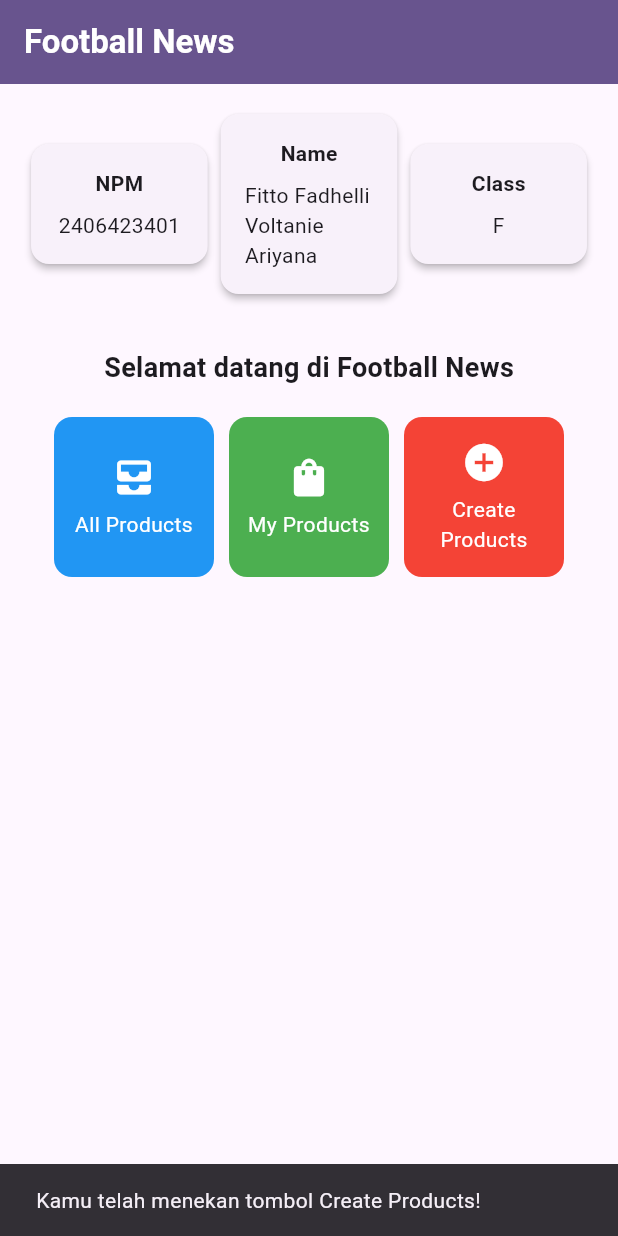
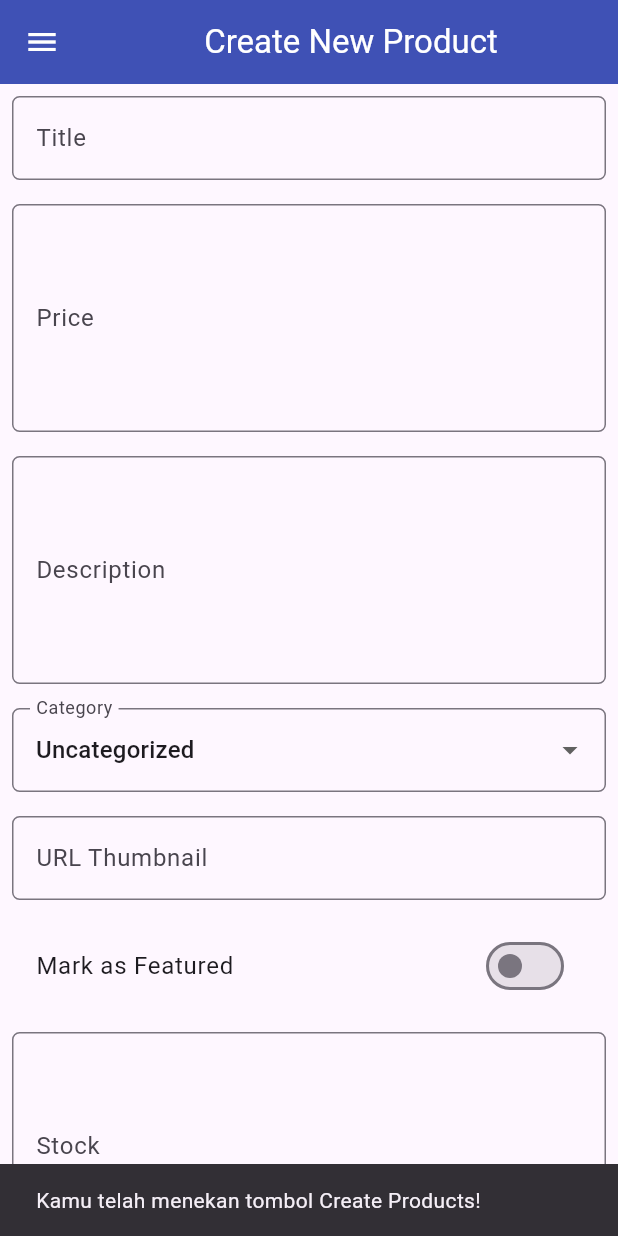
Before and after one commit to Kyloo0/ShootOnTarget-Market-Mobile, a Flutter app: the screen it shows after launch, after a tap on "Create Products", on a phone screen of 412 x 824 dp. Run offline on Flutter 3.47's test engine with Material 3 defaults, Android fonts, the light colour scheme and no system bars.

Commit message:
make form and routing the widgets

```diff
--- a/lib/main.dart
+++ b/lib/main.dart
@@ -1,5 +1,5 @@
 import 'package:flutter/material.dart';
-import 'package:shot_on_target_market/menu.dart';
+import 'package:shot_on_target_market/screens/menu.dart';
 
 void main() {
   runApp(const MyApp());
--- a/lib/menu.dart
+++ b/lib/screens/menu.dart
@@ -1,4 +1,6 @@
 import 'package:flutter/material.dart';
+import 'package:shot_on_target_market/widgets/left_drawer.dart';
+import 'package:shot_on_target_market/widgets/card_product.dart';
 
 class MyHomePage extends StatelessWidget {
   MyHomePage({super.key});
@@ -20,7 +22,7 @@ class MyHomePage extends StatelessWidget {
         appBar: AppBar(
           // Judul aplikasi "Football News" dengan teks putih dan tebal.
           title: const Text(
-            'Football News',
+            'Shot On Target Market',
             style: TextStyle(
               color: Colors.white,
               fontWeight: FontWeight.bold,
@@ -29,6 +31,7 @@ class MyHomePage extends StatelessWidget {
           // Warna latar belakang AppBar diambil dari skema warna tema aplikasi.
           backgroundColor: Theme.of(context).colorScheme.primary,
         ),
+        drawer: LeftDrawer(),
         // Body halaman dengan padding di sekelilingnya.
         body: Padding(
           padding: const EdgeInsets.all(16.0),
@@ -59,7 +62,7 @@ class MyHomePage extends StatelessWidget {
                     const Padding(
                       padding: EdgeInsets.only(top: 16.0),
                       child: Text(
-                        'Selamat datang di Football News',
+                        'Welcome to Shot On Target Market!',
                         style: TextStyle(
                           fontWeight: FontWeight.bold,
                           fontSize: 18.0,
@@ -91,97 +94,3 @@ class MyHomePage extends StatelessWidget {
       );
     }
 }
-
-class ItemHomepage {
- final String name;
- final IconData icon;
- final Color color;
-
- ItemHomepage(this.name, this.icon, this.color);
-}
-
-class InfoCard extends StatelessWidget {
-
-  final String title;
-  final String content;
-
-  const InfoCard({super.key, required this.title, required this.content});
-
-  @override
-  Widget build(BuildContext context) {
-    return Card(
-      // Membuat kotak kartu dengan bayangan dibawahnya.
-      elevation: 2.0,
-      child: Container(
-        // Mengatur ukuran dan jarak di dalam kartu.
-        width: MediaQuery.of(context).size.width / 3.5, // menyesuaikan dengan lebar device yang digunakan.
-        padding: const EdgeInsets.all(16.0),
-        // Menyusun title dan content secara vertikal.
-        child: Column(
-          children: [
-            Text(
-              title,
-              style: const TextStyle(fontWeight: FontWeight.bold),
-            ),
-            const SizedBox(height: 8.0),
-            Text(content),
-          ],
-        ),
-      ),
-    );
-  }
-}
-
-class ItemCard extends StatelessWidget {
-  // Menampilkan kartu dengan ikon dan nama.
-
-  final ItemHomepage item;
-
-  const ItemCard(this.item, {super.key});
-
-  @override
-  Widget build(BuildContext context) {
-    return Material(
-      // Menentukan warna latar belakang dari tema aplikasi.
-      color: item.color,
-      // Membuat sudut kartu melengkung.
-      borderRadius: BorderRadius.circular(12),
-
-      child: InkWell(
-        // Aksi ketika kartu ditekan.
-        onTap: () {
-          // Menampilkan pesan SnackBar saat kartu ditekan.
-          ScaffoldMessenger.of(context)
-            ..hideCurrentSnackBar()
-            ..showSnackBar(
-              SnackBar(content: Text("Kamu telah menekan tombol ${item.name}!"))
-            );
-        },
-        // Container untuk menyimpan Icon dan Text
-        child: Container(
-          padding: const EdgeInsets.all(8),
-          child: Center(
-            child: Column(
-              // Menyusun ikon dan teks di tengah kartu.
-              mainAxisAlignment: MainAxisAlignment.center,
-              children: [
-                Icon(
-                  item.icon,
-                  color: Colors.white,
-                  size: 30.0,
-                ),
-                const Padding(padding: EdgeInsets.all(3)),
-                Text(
-                  item.name,
-                  textAlign: TextAlign.center,
-                  style: const TextStyle(color: Colors.white),
-                ),
-              ],
-            ),
-          ),
-        ),
-      ),
-    );
-  }
-
-}
--- /dev/null
+++ b/lib/screens/new_product_form.dart
@@ -0,0 +1,347 @@
+import 'package:flutter/material.dart';
+import 'package:shot_on_target_market/widgets/left_drawer.dart';
+
+class NewProductForm extends StatefulWidget {
+  const NewProductForm({super.key});
+
+  @override
+  State<NewProductForm> createState() => _NewProductFormState();
+}
+
+class _NewProductFormState extends State<NewProductForm> {
+  final _formKey = GlobalKey<FormState>();
+
+  String _title = '';
+  int? _price = 0;
+  String _description = '';
+  String _category = 'uncategorized';
+  String _thumbnailUrl = '';
+  bool _isFeatured = false;
+  int? _stock = 0;
+  int? _quantityPurchased = 0;
+
+  final List<String> _categories = [
+    'accessories',
+    'tim_kit',
+    'footwear',
+    'protective_gear',
+    'match_equipment',
+    'training_equipment',
+    'uncategorized',
+  ];
+
+  @override
+  Widget build(BuildContext context) {
+    return Scaffold(
+      appBar: AppBar(
+            title: const Center(
+              child: Text(
+                'Create New Product',
+              ),
+            ),
+            backgroundColor: Colors.indigo,
+            foregroundColor: Colors.white,
+          ),
+          // TODO: Tambahkan drawer yang sudah dibuat di sini
+          drawer: LeftDrawer(),
+          body: Form(
+            key: _formKey,
+            child: SingleChildScrollView(
+              child: Column(
+                crossAxisAlignment: CrossAxisAlignment.start,
+                children:[
+                  // === Title ===
+                  Padding(
+                    padding: const EdgeInsets.all(8.0),
+                    child: TextFormField(
+                      decoration: InputDecoration(
+                        hintText: "Title",
+                        labelText: "Title",
+                        border: OutlineInputBorder(
+                          borderRadius: BorderRadius.circular(5.0),
+                        ),
+                      ),
+                      onChanged: (String? value) {
+                        setState(() {
+                          _title = value!;
+                        });
+                      },
+                      onSaved: (String? value) {
+                        _title = value ?? '';
+                      },
+                      validator: (String? value) {
+                        if (value == null || value.isEmpty) {
+                          return "Title cannot be empty!";
+                        }
+                        return null;
+                      },
+                    ),
+                  ),
+
+                  // === Price ===
+                  Padding(
+                    padding: const EdgeInsets.all(8.0),
+                    child: TextFormField(
+                      keyboardType: TextInputType.number,
+                      maxLines: 5,
+                      decoration: InputDecoration(
+                        hintText: "Price",
+                        labelText: "Price",
+                        border: OutlineInputBorder(
+                          borderRadius: BorderRadius.circular(5.0),
+                        ),
+                      ),
+                      onChanged: (String value) {
+                        setState(() {
+                          _price = int.tryParse(value);
+                        });
+                      },
+                      validator: (String? value) {
+                        if (value == null || value.isEmpty) {
+                          return "Price cannot be empty!";
+                        }
+                        final number = int.tryParse(value);
+                        if (number == null) {
+                          return "Please enter a valid number!";
+                        }
+                        if (number <= 0) {
+                          return "Price must be greater than zero!";
+                        }
+                        return null;
+                      },
+                      onSaved: (String? value) {
+                        _price = int.tryParse(value!);
+                      },
+                    ),
+                  ),
+
+                  // === Description ===
+                  Padding(
+                    padding: const EdgeInsets.all(8.0),
+                    child: TextFormField(
+                      maxLines: 5,
+                      decoration: InputDecoration(
+                        hintText: "Description",
+                        labelText: "Description",
+                        border: OutlineInputBorder(
+                          borderRadius: BorderRadius.circular(5.0),
+                        ),
+                      ),
+                      onChanged: (String? value) {
+                        setState(() {
+                          _description = value!;
+                        });
+                      },
+                      validator: (String? value) {
+                        if (value == null || value.isEmpty) {
+                          return "Description cannot be empty!";
+                        }
+                        return null;
+                      },
+                      onSaved: (String? value) {
+                        _description = value ?? '';
+                      },
+                    ),
+                  ),
+
+                  // === Category ===
+                  Padding(
+                    padding: const EdgeInsets.all(8.0),
+                    child: DropdownButtonFormField<String>(
+                      decoration: InputDecoration(
+                        labelText: "Category",
+                        border: OutlineInputBorder(
+                          borderRadius: BorderRadius.circular(5.0),
+                        ),
+                      ),
+                      value: _category,
+                      items: _categories.map((cat) => DropdownMenuItem(
+                                value: cat,
+                                child: Text(
+                                    cat[0].toUpperCase() + cat.substring(1)),
+                              ))
+                          .toList(),
+                      onChanged: (String? newValue) {
+                        setState(() {
+                          _category = newValue!;
+                        });
+                      },
+                    ),
+                  ),
+
+                  // === Thumbnail URL ===
+                  Padding(
+                    padding: const EdgeInsets.all(8.0),
+                    child: TextFormField(
+                      decoration: InputDecoration(
+                        hintText: "URL Thumbnail (opsional)",
+                        labelText: "URL Thumbnail",
+                        border: OutlineInputBorder(
+                          borderRadius: BorderRadius.circular(5.0),
+                        ),
+                      ),
+                      onChanged: (String? value) {
+                        setState(() {
+                          _thumbnailUrl = value!;
+                        });
+                      },
+                      validator: (String? value) {
+                        if (value == null || value.isEmpty) {
+                          return "Thumbnail cannot be empty!";
+                        }
+                        return null;
+                      },
+                    ),
+                  ),
+
+                  // === Is Featured ===
+                  Padding(
+                    padding: const EdgeInsets.all(8.0),
+                    child: SwitchListTile(
+                      title: const Text("Mark as Featured"),
+                      value: _isFeatured,
+                      onChanged: (bool value) {
+                        setState(() {
+                          _isFeatured = value;
+                        });
+                      },
+                    ),
+                  ),
+
+                  // === Stock ===
+                  Padding(
+                    padding: const EdgeInsets.all(8.0),
+                    child: TextFormField(
+                      maxLines: 5,
+                      decoration: InputDecoration(
+                        hintText: "Stock",
+                        labelText: "Stock",
+                        border: OutlineInputBorder(
+                          borderRadius: BorderRadius.circular(5.0),
+                        ),
+                      ),
+                      onChanged: (String value) {
+                        setState(() {
+                          _stock = int.tryParse(value);
+                        });
+                      },
+                      validator: (String? value) {
+                        if (value == null || value.isEmpty) {
+                          return "Stock cannot be empty!";
+                        }
+                        final number = int.tryParse(value);
+                        if (number == null) {
+                          return "Please enter a valid number!";
+                        }
+                        if (number <= 0) {
+                          return "Stock must be greater than zero!";
+                        }
+                        return null;
+                      },
+                      onSaved: (String? value) {
+                        _stock = int.tryParse(value!);
+                      },
+                    ),
+                  ),
+
+                  // === Quantity Purchased ===
+                  Padding(
+                    padding: const EdgeInsets.all(8.0),
+                    child: TextFormField(
+                      maxLines: 5,
+                      decoration: InputDecoration(
+                        hintText: "Purchased Quantity",
+                        labelText: "Purchased Quantity",
+                        border: OutlineInputBorder(
+                          borderRadius: BorderRadius.circular(5.0),
+                        ),
+                      ),
+                      onChanged: (String value) {
+                        setState(() {
+                          _quantityPurchased = int.tryParse(value);
+                        });
+                      },
+                      validator: (String? value) {
+                        if (value == null || value.isEmpty) {
+                          return "Price cannot be empty!";
+                        }
+                        final number = int.tryParse(value);
+                        if (number == null) {
+                          return "Please enter a valid number!";
+                        }
+                        if (number <= 0) {
+                          return "Price must be greater than zero!";
+                        }
+                        return null;
+                      },
+                      onSaved: (String? value) {
+                        _quantityPurchased = int.tryParse(value!);
+                      },
+                    ),
+                  ),
+
+                  // === Submit Button ===
+                  Align(
+                    alignment: Alignment.bottomCenter,
+                    child: Padding(
+                      padding: const EdgeInsets.all(8.0),
+                      child: ElevatedButton(
+                        style: ButtonStyle(
+                          backgroundColor:
+                              MaterialStateProperty.all(Colors.indigo),
+                        ),
+                        onPressed: () {
+                          if (_formKey.currentState!.validate()) {
+                            _formKey.currentState!.save();
+                            showDialog(
+                              context: context,
+                              builder: (context) {
+                                return AlertDialog(
+                                  title: const Text('New Product Created'),
+                                  content: SingleChildScrollView(
+                                    child: Column(
+                                      crossAxisAlignment:
+                                          CrossAxisAlignment.start,
+                                      children: [
+                                        Text('Title: $_title'),
+                                        Text('Price: $_price'),
+                                        Text('Description: $_description'),
+                                        Text('Category: $_category'),
+                                        Text('Thumbnail: $_thumbnailUrl'),
+                                        Text(
+                                            'Is Featured: ${_isFeatured ? "Yes" : "No"}'),
+                                        Text('Stock: $_stock'),
+                                        Text(
+                                            'Purchased Quantity: $_quantityPurchased'),
+                                      ],
+                                    ),
+                                  ),
+                                  actions: [
+                                    TextButton(
+                                      child: const Text('OK'),
+                                      onPressed: () {
+                                        Navigator.pop(context);
+                                      },
+                                    ),
+                                  ],
+                                );
+                              },
+                            );
+                            _formKey.currentState!.reset();
+                          }
+                        },
+                        child: const Text(
+                          "Save Product",
+                          style: TextStyle(color: Colors.white),
+                        ),
+                      ),
+                    ),
+                  ),
+                ],
+              ),
+            ),
+          ),
+    );
+  }
+
+}
--- /dev/null
+++ b/lib/widgets/card_product.dart
@@ -0,0 +1,114 @@
+import 'package:flutter/material.dart';
+import 'package:shot_on_target_market/screens/menu.dart';
+import 'package:shot_on_target_market/screens/new_product_form.dart';
+
+class ItemHomepage {
+ final String name;
+ final IconData icon;
+ final Color color;
+
+ ItemHomepage(this.name, this.icon, this.color);
+}
+
+class InfoCard extends StatelessWidget {
+
+  final String title;
+  final String content;
+
+  const InfoCard({super.key, required this.title, required this.content});
+
+  @override
+  Widget build(BuildContext context) {
+    return Card(
+      // Membuat kotak kartu dengan bayangan dibawahnya.
+      elevation: 2.0,
+      child: Container(
+        // Mengatur ukuran dan jarak di dalam kartu.
+        width: MediaQuery.of(context).size.width / 3.5, // menyesuaikan dengan lebar device yang digunakan.
+        padding: const EdgeInsets.all(16.0),
+        // Menyusun title dan content secara vertikal.
+        child: Column(
+          children: [
+            Text(
+              title,
+              style: const TextStyle(fontWeight: FontWeight.bold),
+            ),
+            const SizedBox(height: 8.0),
+            Text(content),
+          ],
+        ),
+      ),
+    );
+  }
+}
+
+class ItemCard extends StatelessWidget {
+  // Menampilkan kartu dengan ikon dan nama.
+
+  final ItemHomepage item;
+
+  const ItemCard(this.item, {super.key});
+
+  @override
+  Widget build(BuildContext context) {
+    return Material(
+      // Menentukan warna latar belakang dari tema aplikasi.
+      color: item.color,
+      // Membuat sudut kartu melengkung.
+      borderRadius: BorderRadius.circular(12),
+
+      child: InkWell(
+        // Aksi ketika kartu ditekan.
+        onTap: () {
+          // Menampilkan pesan SnackBar saat kartu ditekan.
+          ScaffoldMessenger.of(context)
+            ..hideCurrentSnackBar()
+            ..showSnackBar(
+              SnackBar(content: Text("Kamu telah menekan tombol ${item.name}!"))
+            );
+
+            if (item.name == "All Products") {
+              Navigator.push(context,
+                MaterialPageRoute(
+                  builder: (context) => MyHomePage(),
+                ));
+            } else if (item.name == "My Products") {
+              Navigator.push(context,
+                MaterialPageRoute(
+                  builder: (context) => MyHomePage(), // Ganti dengan halaman My Products
+                ));
+            } else if (item.name == "Create Products") {
+              Navigator.push(context,
+                MaterialPageRoute(
+                  builder: (context) => const NewProductForm(),
+                ));
+            }
+        },
+        // Container untuk menyimpan Icon dan Text
+        child: Container(
+          padding: const EdgeInsets.all(8),
+          child: Center(
+            child: Column(
+              // Menyusun ikon dan teks di tengah kartu.
+              mainAxisAlignment: MainAxisAlignment.center,
+              children: [
+                Icon(
+                  item.icon,
+                  color: Colors.white,
+                  size: 30.0,
+                ),
+                const Padding(padding: EdgeInsets.all(3)),
+                Text(
+                  item.name,
+                  textAlign: TextAlign.center,
+                  style: const TextStyle(color: Colors.white),
+                ),
+              ],
+            ),
+          ),
+        ),
+      ),
+    );
+  }
+
+}
--- /dev/null
+++ b/lib/widgets/left_drawer.dart
@@ -0,0 +1,79 @@
+import 'package:flutter/material.dart';
+import 'package:shot_on_target_market/screens/menu.dart';
+import 'package:shot_on_target_market/screens/new_product_form.dart';
+
+class LeftDrawer extends StatelessWidget {
+  const LeftDrawer({super.key});
+
+  @override
+  Widget build(BuildContext context) {
+    return Drawer(
+      child: ListView(
+        children: [
+          const DrawerHeader(
+            decoration: BoxDecoration(
+              color: Colors.blue,
+            ),
+            child: Column(
+              children: [
+                Text(
+                  'Shot On Target Market',
+                  textAlign: TextAlign.center,
+                  style: TextStyle(
+                    fontSize: 25,
+                    fontWeight: FontWeight.bold,
+                    color: Colors.white,
+                  ),
+                ),
+                Padding(padding: EdgeInsets.all(8)),
+                Text("Your One-Stop Market, Always on Target!",
+                    textAlign: TextAlign.center,
+                    style: TextStyle(
+                      fontSize: 10,
+                      color: Colors.white,
+                      fontWeight: FontWeight.normal,
+                    ),
+                ),
+              ],
+            ),
+          ),
+          // TODO: Bagian routing
+          ListTile(
+            leading: const Icon(Icons.all_inbox),
+            title: const Text('Home'),
+            // Bagian redirection ke MyHomePage
+            onTap: () {
+              Navigator.pushReplacement(
+                  context,
+                  MaterialPageRoute(
+                    builder: (context) => MyHomePage(),
+                  ));
+            },
+          ),
+          ListTile(
+            leading: const Icon(Icons.add_circle_sharp),
+            title: const Text('Create Products'),
+            // Bagian redirection ke NewProductForm
+            onTap: () {
+              Navigator.push(
+                  context,
+                  MaterialPageRoute(
+                    builder: (context) => const NewProductForm(),
+                  ));
+            },
+          ),
+          ListTile(
+            leading: const Icon(Icons.shopping_bag),
+            title: const Text('My Products'),
+            onTap: () {
+              Navigator.push(context,
+                  MaterialPageRoute(
+                    builder: (context) => MyHomePage(), // Ganti dengan halaman My Products
+                  ));
+            },
+          ),
+        ],
+      ),
+    );
+  }
+}
```
